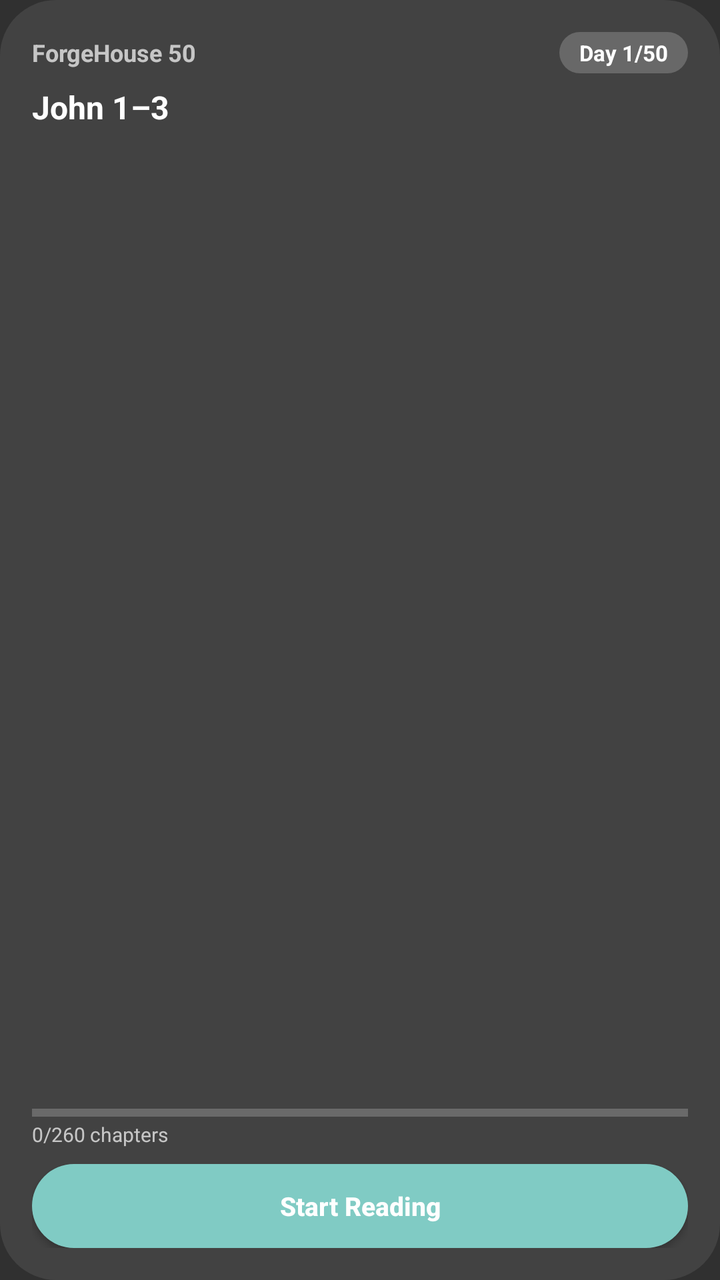
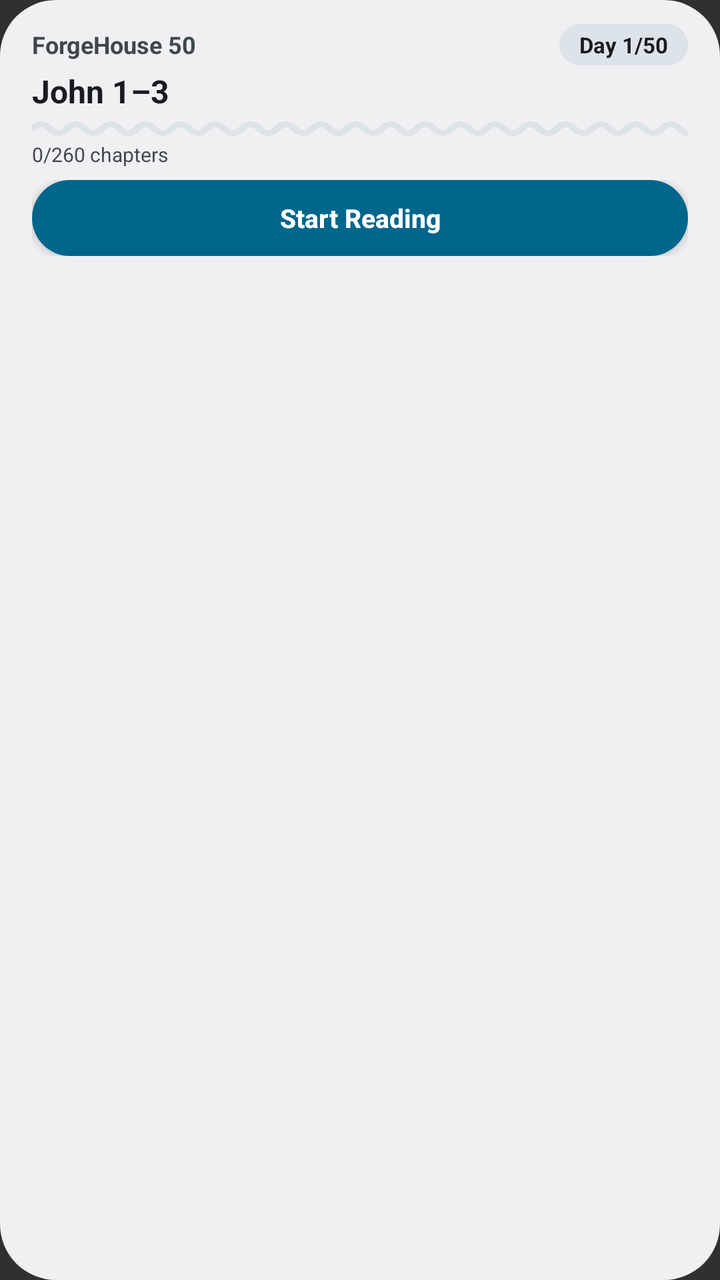

An Android layout rendered at two revisions. The XML below is the earlier revision; the diff shows what the commit changed to produce the second picture.
<!-- AndroidManifest.xml: application theme Theme.ForgeBuild -->
<!-- res/layout/forgehouse_widget.xml -->
<?xml version="1.0" encoding="utf-8"?>
<LinearLayout xmlns:android="http://schemas.android.com/apk/res/android"
    android:id="@+id/w_root"
    android:layout_width="match_parent"
    android:layout_height="match_parent"
    android:orientation="vertical"
    android:background="@drawable/widget_bg"
    android:padding="16dp">

    
    <LinearLayout
        android:layout_width="match_parent"
        android:layout_height="wrap_content"
        android:gravity="center_vertical"
        android:orientation="horizontal">

        <TextView
            android:id="@+id/w_title"
            android:layout_width="0dp"
            android:layout_height="wrap_content"
            android:layout_weight="1"
            android:text="ForgeHouse 50"
            android:textSize="12sp"
            android:textStyle="bold"
            android:textColor="?android:attr/textColorSecondary" />

        <TextView
            android:id="@+id/w_day"
            android:layout_width="wrap_content"
            android:layout_height="wrap_content"
            android:background="@drawable/widget_chip_bg"
            android:paddingHorizontal="10dp"
            android:paddingVertical="3dp"
            android:text="Day 1/50"
            android:textSize="11sp"
            android:textStyle="bold"
            android:textColor="?android:attr/textColorPrimary" />
    </LinearLayout>

    <Space
        android:layout_width="match_parent"
        android:layout_height="6dp" />

    
    <TextView
        android:id="@+id/w_assignment"
        android:layout_width="match_parent"
        android:layout_height="wrap_content"
        android:maxLines="1"
        android:ellipsize="end"
        android:text="John 1–3"
        android:textSize="16sp"
        android:textStyle="bold"
        android:textColor="?android:attr/textColorPrimary" />

    
    <TextView
        android:id="@+id/w_verse"
        android:layout_width="match_parent"
        android:layout_height="0dp"
        android:layout_weight="1"
        android:layout_marginTop="3dp"
        android:maxLines="2"
        android:ellipsize="end"
        android:textSize="12sp"
        android:textColor="?android:attr/textColorSecondary" />

    
    <ProgressBar
        android:id="@+id/w_progress"
        style="?android:attr/progressBarStyleHorizontal"
        android:layout_width="match_parent"
        android:layout_height="4dp"
        android:layout_marginTop="4dp"
        android:max="100"
        android:progress="0" />

    <TextView
        android:id="@+id/w_progress_text"
        android:layout_width="wrap_content"
        android:layout_height="wrap_content"
        android:layout_marginTop="2dp"
        android:text="0/260 chapters"
        android:textSize="10sp"
        android:textColor="?android:attr/textColorSecondary" />

    
    <LinearLayout
        android:layout_width="match_parent"
        android:layout_height="wrap_content"
        android:layout_marginTop="8dp"
        android:orientation="horizontal">

        <Button
            android:id="@+id/w_primary"
            android:layout_width="0dp"
            android:layout_weight="1"
            android:layout_height="42dp"
            android:background="@drawable/widget_btn_primary"
            android:text="Start Reading"
            android:textAllCaps="false"
            android:textSize="13sp"
            android:textStyle="bold"
            android:textColor="@android:color/white" />

        <Button
            android:id="@+id/w_secondary"
            android:layout_width="wrap_content"
            android:layout_height="42dp"
            android:layout_marginStart="8dp"
            android:background="@drawable/widget_btn_secondary"
            android:visibility="gone"
            android:text="Reflect"
            android:textAllCaps="false"
            android:textSize="13sp"
            android:textStyle="bold"
            android:textColor="?android:attr/textColorPrimary" />
    </LinearLayout>

</LinearLayout>
<!-- resources referenced by this layout -->
<resources>
  <!-- drawable widget_bg (drawable) -->
  <?xml version="1.0" encoding="utf-8"?>
  <shape xmlns:android="http://schemas.android.com/apk/res/android" android:shape="rectangle">
      <corners android:radius="28dp" />
      <solid android:color="?android:attr/colorBackgroundFloating" />
  </shape>
  <!-- drawable widget_btn_primary (drawable) -->
  <?xml version="1.0" encoding="utf-8"?>
  <shape xmlns:android="http://schemas.android.com/apk/res/android" android:shape="rectangle">
      <corners android:radius="22dp" />
      <solid android:color="?android:attr/colorAccent" />
  </shape>
  <!-- drawable widget_btn_secondary (drawable) -->
  <?xml version="1.0" encoding="utf-8"?>
  <shape xmlns:android="http://schemas.android.com/apk/res/android" android:shape="rectangle">
      <corners android:radius="22dp" />
      <solid android:color="?android:attr/colorControlHighlight" />
  </shape>
  <!-- drawable widget_chip_bg (drawable) -->
  <?xml version="1.0" encoding="utf-8"?>
  <shape xmlns:android="http://schemas.android.com/apk/res/android" android:shape="rectangle">
      <corners android:radius="14dp" />
      <solid android:color="?android:attr/colorControlHighlight" />
  </shape>
  <!-- unchanged entries left out for length: 1 -->
</resources>

<!-- the commit's change to res/layout/forgehouse_widget.xml (unified diff, before → after) -->
@@ -5,7 +5,10 @@
     android:layout_height="match_parent"
     android:orientation="vertical"
     android:background="@drawable/widget_bg"
-    android:padding="16dp">
+    android:paddingStart="16dp"
+    android:paddingEnd="16dp"
+    android:paddingTop="12dp"
+    android:paddingBottom="10dp">
 
     
     <LinearLayout
@@ -22,7 +25,7 @@
             android:text="ForgeHouse 50"
             android:textSize="12sp"
             android:textStyle="bold"
-            android:textColor="?android:attr/textColorSecondary" />
+            android:textColor="@color/widget_text_secondary" />
 
         <TextView
             android:id="@+id/w_day"
@@ -34,44 +37,42 @@
             android:text="Day 1/50"
             android:textSize="11sp"
             android:textStyle="bold"
-            android:textColor="?android:attr/textColorPrimary" />
+            android:textColor="@color/widget_chip_text" />
     </LinearLayout>
-
-    <Space
-        android:layout_width="match_parent"
-        android:layout_height="6dp" />
 
     
     <TextView
         android:id="@+id/w_assignment"
         android:layout_width="match_parent"
         android:layout_height="wrap_content"
+        android:layout_marginTop="2dp"
         android:maxLines="1"
         android:ellipsize="end"
         android:text="John 1–3"
         android:textSize="16sp"
         android:textStyle="bold"
-        android:textColor="?android:attr/textColorPrimary" />
+        android:textColor="@color/widget_text_primary" />
 
     
     <TextView
         android:id="@+id/w_verse"
         android:layout_width="match_parent"
-        android:layout_height="0dp"
-        android:layout_weight="1"
-        android:layout_marginTop="3dp"
-        android:maxLines="2"
+        android:layout_height="wrap_content"
+        android:layout_marginTop="1dp"
+        android:maxLines="1"
         android:ellipsize="end"
-        android:textSize="12sp"
-        android:textColor="?android:attr/textColorSecondary" />
+        android:visibility="gone"
+        android:textSize="11sp"
+        android:textColor="@color/widget_text_secondary" />
 
     
     <ProgressBar
         android:id="@+id/w_progress"
         style="?android:attr/progressBarStyleHorizontal"
         android:layout_width="match_parent"
-        android:layout_height="4dp"
-        android:layout_marginTop="4dp"
+        android:layout_height="10dp"
+        android:layout_marginTop="3dp"
+        android:progressDrawable="@drawable/widget_progress_wavy"
         android:max="100"
         android:progress="0" />
 
@@ -79,34 +80,35 @@
         android:id="@+id/w_progress_text"
         android:layout_width="wrap_content"
         android:layout_height="wrap_content"
-        android:layout_marginTop="2dp"
+        android:layout_marginTop="1dp"
         android:text="0/260 chapters"
         android:textSize="10sp"
-        android:textColor="?android:attr/textColorSecondary" />
+        android:textColor="@color/widget_text_secondary" />
 
     
     <LinearLayout
         android:layout_width="match_parent"
         android:layout_height="wrap_content"
-        android:layout_marginTop="8dp"
+        android:layout_marginTop="6dp"
+        android:layout_marginBottom="2dp"
         android:orientation="horizontal">
 
         <Button
             android:id="@+id/w_primary"
             android:layout_width="0dp"
             android:layout_weight="1"
-            android:layout_height="42dp"
+            android:layout_height="38dp"
             android:background="@drawable/widget_btn_primary"
             android:text="Start Reading"
             android:textAllCaps="false"
             android:textSize="13sp"
             android:textStyle="bold"
-            android:textColor="@android:color/white" />
+            android:textColor="@color/widget_btn_primary_text" />
 
         <Button
             android:id="@+id/w_secondary"
             android:layout_width="wrap_content"
-            android:layout_height="42dp"
+            android:layout_height="38dp"
             android:layout_marginStart="8dp"
             android:background="@drawable/widget_btn_secondary"
             android:visibility="gone"
@@ -114,7 +116,7 @@
             android:textAllCaps="false"
             android:textSize="13sp"
             android:textStyle="bold"
-            android:textColor="?android:attr/textColorPrimary" />
+            android:textColor="@color/widget_btn_secondary_text" />
     </LinearLayout>
 
 </LinearLayout>
<!-- resource entries referenced after the edit -->
@@ -1,29 +1,80 @@
 <!-- resources referenced by this layout -->
 <resources>
+  <color name="widget_btn_primary_text">#FFFFFF</color>
+  <color name="widget_btn_secondary_text">#1A1C19</color>
+  <color name="widget_chip_text">#1A1C19</color>
+  <color name="widget_text_primary">#1A1C19</color>
+  <color name="widget_text_secondary">#5A5F56</color>
   <!-- drawable widget_bg (drawable) -->
   <?xml version="1.0" encoding="utf-8"?>
   <shape xmlns:android="http://schemas.android.com/apk/res/android" android:shape="rectangle">
       <corners android:radius="28dp" />
-      <solid android:color="?android:attr/colorBackgroundFloating" />
+      <solid android:color="@color/widget_background" />
   </shape>
   <!-- drawable widget_btn_primary (drawable) -->
   <?xml version="1.0" encoding="utf-8"?>
   <shape xmlns:android="http://schemas.android.com/apk/res/android" android:shape="rectangle">
-      <corners android:radius="22dp" />
-      <solid android:color="?android:attr/colorAccent" />
+      <corners android:radius="19dp" />
+      <solid android:color="@color/widget_btn_primary_bg" />
   </shape>
   <!-- drawable widget_btn_secondary (drawable) -->
   <?xml version="1.0" encoding="utf-8"?>
   <shape xmlns:android="http://schemas.android.com/apk/res/android" android:shape="rectangle">
-      <corners android:radius="22dp" />
-      <solid android:color="?android:attr/colorControlHighlight" />
+      <corners android:radius="19dp" />
+      <solid android:color="@color/widget_btn_secondary_bg" />
   </shape>
   <!-- drawable widget_chip_bg (drawable) -->
   <?xml version="1.0" encoding="utf-8"?>
   <shape xmlns:android="http://schemas.android.com/apk/res/android" android:shape="rectangle">
       <corners android:radius="14dp" />
-      <solid android:color="?android:attr/colorControlHighlight" />
+      <solid android:color="@color/widget_chip_bg" />
   </shape>
+  <!-- drawable widget_progress_wavy (drawable) -->
+  <?xml version="1.0" encoding="utf-8"?>
+  <layer-list xmlns:android="http://schemas.android.com/apk/res/android">
+      <item
+          android:id="@android:id/background"
+          android:drawable="@drawable/widget_progress_track_wavy" />
+      <item
+          android:id="@android:id/progress">
+          <clip
+              android:clipOrientation="horizontal"
+              android:gravity="left"
+              android:drawable="@drawable/widget_progress_bar_wavy" />
+      </item>
+  </layer-list>
+  <color name="widget_background">#FDFCF7</color>
+  <color name="widget_btn_primary_bg">#2E6B4F</color>
+  <color name="widget_btn_secondary_bg">#E8EBE2</color>
+  <color name="widget_chip_bg">#E8EBE2</color>
+  <!-- drawable widget_progress_track_wavy (drawable) -->
+  <?xml version="1.0" encoding="utf-8"?>
+  <vector xmlns:android="http://schemas.android.com/apk/res/android"
+      android:width="300dp"
+      android:height="12dp"
+      android:viewportWidth="300"
+      android:viewportHeight="12">
+      <path
+          android:pathData="M 0 6 C 2.88 2.5, 5.12 2.5, 8.0 6 C 10.88 9.5, 13.12 9.5, 16 6 C 18.88 2.5, 21.12 2.5, 24.0 6 C 26.88 9.5, 29.12 9.5, 32 6 C 34.88 2.5, 37.12 2.5, 40.0 6 C 42.88 9.5, 45.12 9.5, 48 6 C 50.88 2.5, 53.12 2.5, 56.0 6 C 58.88 9.5, 61.12 9.5, 64 6 C 66.88 2.5, 69.12 2.5, 72.0 6 C 74.88 9.5, 77.12 9.5, 80 6 C 82.88 2.5, 85.12 2.5, 88.0 6 C 90.88 9.5, 93.12 9.5, 96 6 C 98.88 2.5, 101.12 2.5, 104.0 6 C 106.88 9.5, 109.12 9.5, 112 6 C 114.88 2.5, 117.12 2.5, 120.0 6 C 122.88 9.5, 125.12 9.5, 128 6 C 130.88 2.5, 133.12 2.5, 136.0 6 C 138.88 9.5, 141.12 9.5, 144 6 C 146.88 2.5, 149.12 2.5, 152.0 6 C 154.88 9.5, 157.12 9.5, 160 6 C 162.88 2.5, 165.12 2.5, 168.0 6 C 170.88 9.5, 173.12 9.5, 176 6 C 178.88 2.5, 181.12 2.5, 184.0 6 C 186.88 9.5, 189.12 9.5, 192 6 C 194.88 2.5, 197.12 2.5, 200.0 6 C 202.88 9.5, 205.12 9.5, 208 6 C 210.88 2.5, 213.12 2.5, 216.0 6 C 218.88 9.5, 221.12 9.5, 224 6 C 226.88 2.5, 229.12 2.5, 232.0 6 C 234.88 9.5, 237.12 9.5, 240 6 C 242.88 2.5, 245.12 2.5, 248.0 6 C 250.88 9.5, 253.12 9.5, 256 6 C 258.88 2.5, 261.12 2.5, 264.0 6 C 266.88 9.5, 269.12 9.5, 272 6 C 274.88 2.5, 277.12 2.5, 280.0 6 C 282.88 9.5, 285.12 9.5, 288 6 C 290.88 2.5, 293.12 2.5, 296.0 6 C 298.88 9.5, 301.12 9.5, 304 6"
+          android:strokeWidth="3.5"
+          android:strokeLineCap="round"
+          android:strokeColor="@color/widget_progress_track" />
+  </vector>
+  <!-- drawable widget_progress_bar_wavy (drawable) -->
+  <?xml version="1.0" encoding="utf-8"?>
+  <vector xmlns:android="http://schemas.android.com/apk/res/android"
+      android:width="300dp"
+      android:height="12dp"
+      android:viewportWidth="300"
+      android:viewportHeight="12">
+      <path
+          android:pathData="M 0 6 C 2.88 2.5, 5.12 2.5, 8.0 6 C 10.88 9.5, 13.12 9.5, 16 6 C 18.88 2.5, 21.12 2.5, 24.0 6 C 26.88 9.5, 29.12 9.5, 32 6 C 34.88 2.5, 37.12 2.5, 40.0 6 C 42.88 9.5, 45.12 9.5, 48 6 C 50.88 2.5, 53.12 2.5, 56.0 6 C 58.88 9.5, 61.12 9.5, 64 6 C 66.88 2.5, 69.12 2.5, 72.0 6 C 74.88 9.5, 77.12 9.5, 80 6 C 82.88 2.5, 85.12 2.5, 88.0 6 C 90.88 9.5, 93.12 9.5, 96 6 C 98.88 2.5, 101.12 2.5, 104.0 6 C 106.88 9.5, 109.12 9.5, 112 6 C 114.88 2.5, 117.12 2.5, 120.0 6 C 122.88 9.5, 125.12 9.5, 128 6 C 130.88 2.5, 133.12 2.5, 136.0 6 C 138.88 9.5, 141.12 9.5, 144 6 C 146.88 2.5, 149.12 2.5, 152.0 6 C 154.88 9.5, 157.12 9.5, 160 6 C 162.88 2.5, 165.12 2.5, 168.0 6 C 170.88 9.5, 173.12 9.5, 176 6 C 178.88 2.5, 181.12 2.5, 184.0 6 C 186.88 9.5, 189.12 9.5, 192 6 C 194.88 2.5, 197.12 2.5, 200.0 6 C 202.88 9.5, 205.12 9.5, 208 6 C 210.88 2.5, 213.12 2.5, 216.0 6 C 218.88 9.5, 221.12 9.5, 224 6 C 226.88 2.5, 229.12 2.5, 232.0 6 C 234.88 9.5, 237.12 9.5, 240 6 C 242.88 2.5, 245.12 2.5, 248.0 6 C 250.88 9.5, 253.12 9.5, 256 6 C 258.88 2.5, 261.12 2.5, 264.0 6 C 266.88 9.5, 269.12 9.5, 272 6 C 274.88 2.5, 277.12 2.5, 280.0 6 C 282.88 9.5, 285.12 9.5, 288 6 C 290.88 2.5, 293.12 2.5, 296.0 6 C 298.88 9.5, 301.12 9.5, 304 6"
+          android:strokeWidth="3.5"
+          android:strokeLineCap="round"
+          android:strokeColor="@color/widget_progress_bar" />
+  </vector>
+  <color name="widget_progress_track">#E1E4DC</color>
+  <color name="widget_progress_bar">#2E6B4F</color>
   <!-- unchanged entries left out for length: 1 -->
 </resources>
 
